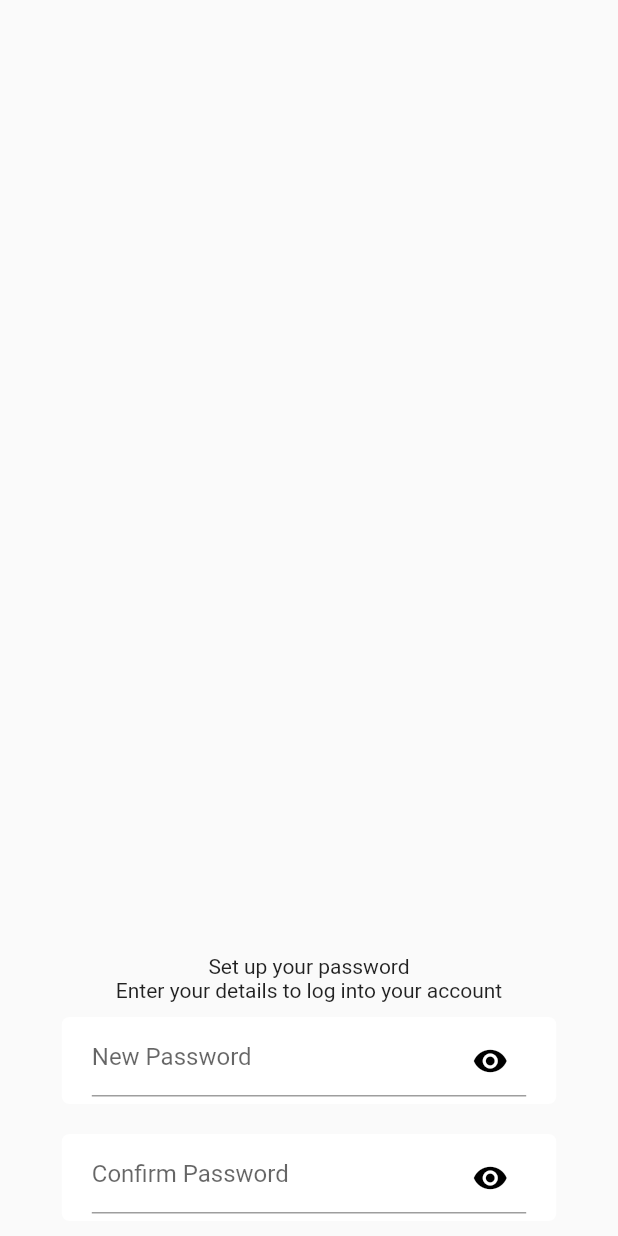
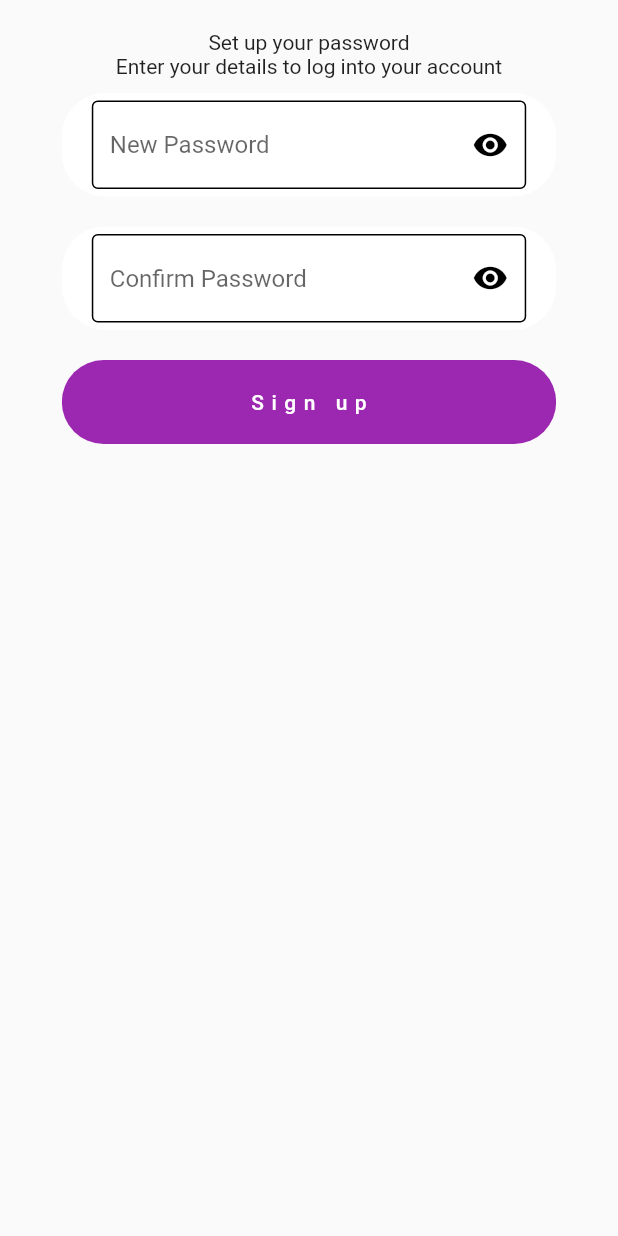
Before and after one commit to Jonexy01/tm30_test, a Flutter app: the screen it shows after launch, on a phone screen of 412 x 824 dp. Run offline on Flutter 3.47's test engine with Material 2 defaults, Android fonts, the phone set to English and light mode, and no system bars.

Commit message:
second update

```diff
--- a/lib/myWidgets/my_ password_field.dart
+++ b/lib/myWidgets/my_ password_field.dart
@@ -29,6 +29,12 @@ class MyPasswordField extends StatelessWidget {
             Icons.visibility,
             color: Colors.black,
           ),
+          enabledBorder: OutlineInputBorder(
+            borderSide: const BorderSide(
+              width: 1,
+              color: Colors.black,
+            )
+          )
           //border: InputBorder.none,
         ),
       ),
--- a/lib/myWidgets/my_elevated_button.dart
+++ b/lib/myWidgets/my_elevated_button.dart
@@ -1 +1,46 @@
 import 'package:flutter/material.dart';
+
+class MyElevatedTextButton extends StatelessWidget {
+
+  final String text;
+  final VoidCallback press;
+  final Color color, textColor;
+
+  const MyElevatedTextButton({
+    Key? key,
+    required this.text,
+    required this.press,
+    this.color = Colors.purple,
+    this.textColor = Colors.white,
+  }) : super(key: key);
+
+  @override
+  Widget build(BuildContext context) {
+    final Size size = MediaQuery.of(context).size;
+    return Container(
+      margin: EdgeInsets.symmetric(vertical: 10),
+      width: size.width * 0.8,
+      child: ClipRRect(
+        borderRadius: BorderRadius.circular(29),
+        child: TextButton(
+          style: ButtonStyle(
+            padding: MaterialStateProperty.all(EdgeInsets.symmetric(
+                vertical: 20,
+                horizontal: 40,
+              ),
+            ),
+            backgroundColor: MaterialStateProperty.all(color)
+          ),
+          onPressed: press,
+          child: Text(
+            text,
+            style: TextStyle(
+              letterSpacing: 5,
+              color: textColor,
+            ),
+          ),
+        ),
+      ),
+    );
+  }
+}
--- a/lib/myWidgets/my_text_field_container.dart
+++ b/lib/myWidgets/my_text_field_container.dart
@@ -18,7 +18,7 @@ class MyTextFieldContainer extends StatelessWidget {
       padding: EdgeInsets.symmetric(horizontal: 20, vertical: 5),
       decoration: BoxDecoration(
         color: Colors.white,
-        borderRadius: BorderRadius.circular(5),
+        borderRadius: BorderRadius.circular(29),
       ),
       child: child,
     );
--- a/lib/pages/home.dart
+++ b/lib/pages/home.dart
@@ -1,6 +1,8 @@
 import 'package:flutter/material.dart';
+import 'package:tm30_test/pages/login.dart';
 
 import '../myWidgets/my_ password_field.dart';
+import '../myWidgets/my_elevated_button.dart';
 
 class MyHomePage extends StatelessWidget {
   const MyHomePage({ Key? key }) : super(key: key);
@@ -12,7 +14,9 @@ class MyHomePage extends StatelessWidget {
         child: Column(
           mainAxisAlignment: MainAxisAlignment.center,
           children: [
-            Spacer(),
+            SizedBox(
+              height: 20,
+            ),
             Text('Set up your password'),
             Text('Enter your details to log into your account'),
             MyPasswordField(
@@ -27,6 +31,13 @@ class MyHomePage extends StatelessWidget {
                     //password = value;
                   }),
             ),
+            MyElevatedTextButton(
+                text: 'Sign up',
+                press: () async {
+                  Navigator.pushReplacementNamed(context, 'pages/login');
+                }
+            ),
+            Spacer(),
           ],
         ),
       )
--- /dev/null
+++ b/lib/pages/login.dart
@@ -0,0 +1,12 @@
+import 'package:flutter/material.dart';
+
+class LoginPage extends StatelessWidget {
+  const LoginPage({ Key? key }) : super(key: key);
+
+  @override
+  Widget build(BuildContext context) {
+    return Container(
+
+    );
+  }
+}
```
